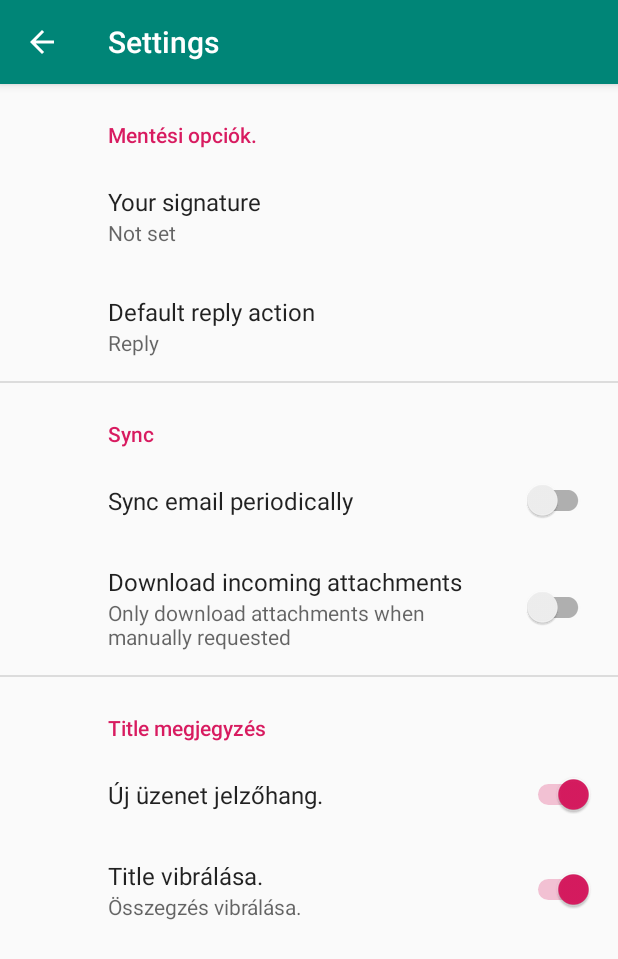
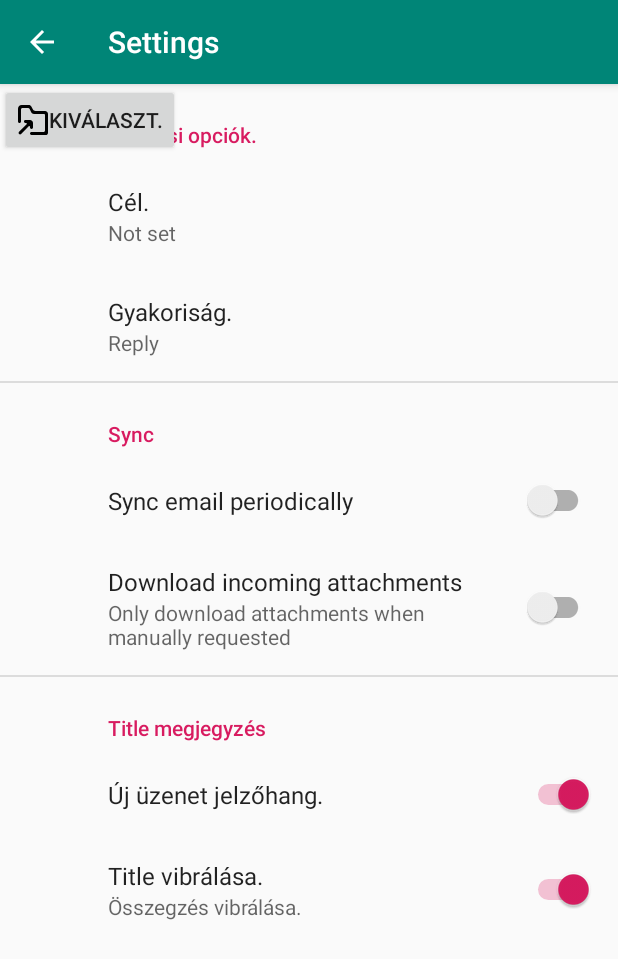
Before and after one commit to bekeband/CarreaderTest, an Android app: the SettingsActivity screen opened directly, with no data from a screen before it, on a phone screen of 412 x 824 dp. Shown: the top 959 px of the screen. Run offline under Robolectric (Android 15) with nearby library versions, the phone set to English and light mode, and no system bars; our stand-ins replace androidx.preference.

Commit message:
Commit 0

```diff
--- /dev/null
+++ b/app/src/main/res/drawable/ic_directory.xml
@@ -0,0 +1,12 @@
+<vector xmlns:android="http://schemas.android.com/apk/res/android"
+    android:width="20dp"
+    android:height="20dp"
+    android:viewportWidth="20"
+    android:viewportHeight="20">
+  <path
+      android:pathData="M8,15.0205C8,15.5615 8.439,16.0005 8.98,16.0005L9.02,16.0005C9.561,16.0005 10,15.5615 10,15.0205L10,12.0005C10,10.8955 9.105,10.0005 8,10.0005L4.872,10.0005C4.337,10.0005 4,10.4305 4,10.9666L4,11.0065C4,11.5525 4.325,12.0005 4.872,12.0005L5.423,12.0005C5.869,12.0005 6.092,12.5405 5.776,12.8545L0.696,17.9105C0.312,18.2925 0.311,18.9146 0.693,19.2975L0.698,19.3025C1.081,19.6865 1.704,19.6855 2.086,19.3005L7.145,14.2104C7.46,13.8945 8,14.1176 8,14.5635L8,15.0205ZM20,6.0005L20,18.4246C20,19.2946 19.294,20.0005 18.424,20.0005L9,20.0005C8.448,20.0005 8,19.5525 8,19.0005C8,18.4485 8.448,18.0005 9,18.0005L17,18.0005C17.552,18.0005 18,17.5525 18,17.0005L18,6.5765C18,6.2585 17.742,6.0005 17.424,6.0005L10.609,6.0005C9.846,6.0005 9.149,5.5656 8.813,4.8795L7.678,2.5605C7.51,2.2175 7.161,2.0005 6.779,2.0005L3,2.0005C2.448,2.0005 2,2.4485 2,3.0005L2,11.0005C2,11.5525 1.552,12.0005 1,12.0005C0.448,12.0005 0,11.5525 0,11.0005L0,2.4246C0,1.0916 1.091,0.0005 2.424,0.0005L7.188,0.0005C7.946,0.0005 8.638,0.4285 8.977,1.1055L9.871,2.8945C10.21,3.5725 10.903,4.0005 11.66,4.0005L18,4.0005C19.105,4.0005 20,4.8955 20,6.0005L20,6.0005Z"
+      android:strokeWidth="1"
+      android:fillColor="#000000"
+      android:fillType="evenOdd"
+      android:strokeColor="#00000000"/>
+</vector>
--- a/app/src/main/res/layout/settings_activity.xml
+++ b/app/src/main/res/layout/settings_activity.xml
@@ -5,5 +5,14 @@
     <FrameLayout
         android:id="@+id/settings"
         android:layout_width="match_parent"
-        android:layout_height="match_parent" />
+        android:layout_height="match_parent" >
+
+        <Button
+            android:id="@+id/button"
+            android:layout_width="wrap_content"
+            android:layout_height="wrap_content"
+            android:drawableLeft="@drawable/ic_directory"
+            android:text="@string/dir_button_text"
+            android:onClick="selectdirectory" />
+    </FrameLayout>
 </LinearLayout>
--- a/app/src/main/res/values/strings.xml
+++ b/app/src/main/res/values/strings.xml
@@ -14,8 +14,9 @@
     <string name="title_vibrate">Title vibrálása.</string>
 
     <!-- Messages Preferences -->
-    <string name="signature_title">Your signature</string>
-    <string name="reply_title">Default reply action</string>
+    <string name="signature_title">Cél.</string>
+    <string name="reply_title">Gyakoriság.</string>
+    <string name="dir_button_text">Kiválaszt.</string>
 
     <!-- Sync Preferences -->
     <string name="sync_title">Sync email periodically</string>
```
Also changed, not shown: app/src/main/java/com/example/carreadertest/SettingsActivity.kt (+45 -0 lines).
